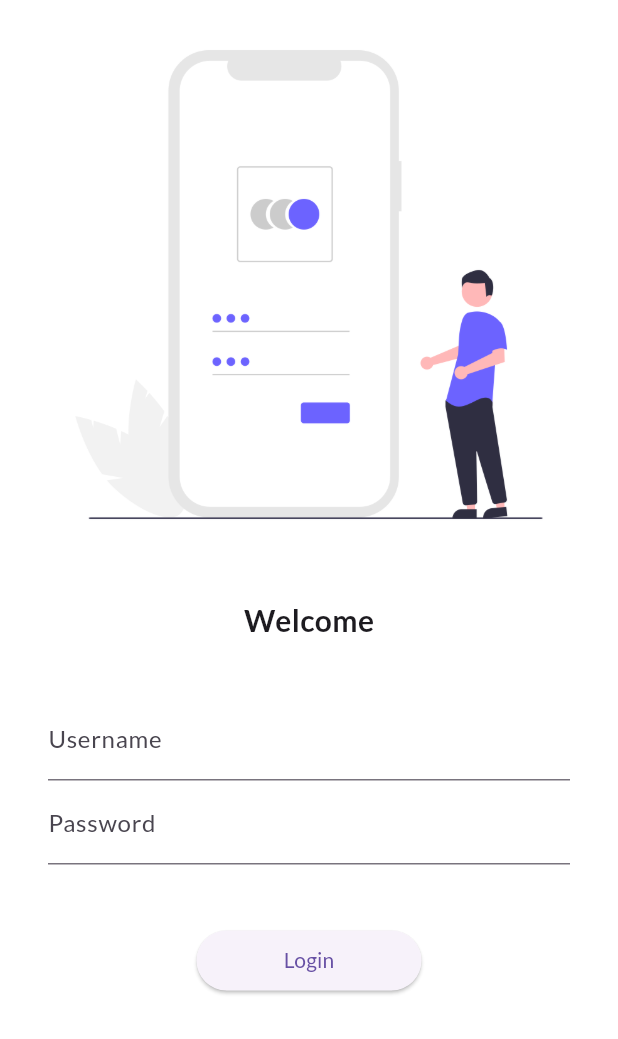
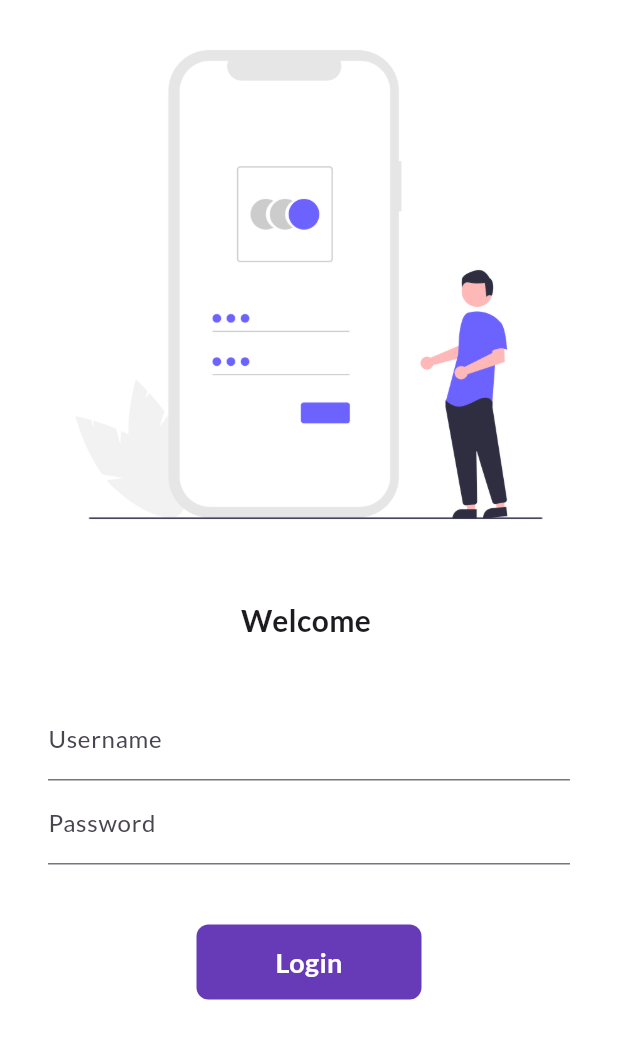
Before and after one commit to Ghufran-Ali/30DaysOfFlutter, a Flutter app: the screen it shows after launch, on a phone screen of 412 x 824 dp. Shown: the top 1039 px of the screen. Run offline on Flutter 3.47's test engine with Material 3 defaults, Android fonts, the phone set to English and light mode, and no system bars; our stand-ins replace google_fonts.

Commit message:
Day6 completed

```diff
--- a/lib/pages/login_page.dart
+++ b/lib/pages/login_page.dart
@@ -1,8 +1,16 @@
-import "package:flutter/material.dart";
-import "package:test_app/utils/routes.dart";
+import 'package:flutter/material.dart';
+import 'package:test_app/utils/routes.dart';
 
-class LoginPage extends StatelessWidget {
+class LoginPage extends StatefulWidget {
   const LoginPage({super.key});
+
+  @override
+  State<LoginPage> createState() => _LoginPageState();
+}
+
+class _LoginPageState extends State<LoginPage> {
+  String name = "";
+  bool changeButton = false;
 
   @override
   Widget build(BuildContext context) {
@@ -12,55 +20,99 @@ class LoginPage extends StatelessWidget {
         child: Column(
           children: [
             Image.asset(
-              "assets/images/login_image.png",
+              'assets/images/login_image.png',
               fit: BoxFit.cover,
             ),
             const SizedBox(
               height: 20.0,
             ),
-            const Text("Welcome",
-                style: TextStyle(
+            Text(
+              'Welcome $name',
+              style: const TextStyle(
                 fontSize: 20,
                 fontWeight: FontWeight.bold,
-                )),
+              ),
+            ),
             const SizedBox(
               height: 20.0,
             ),
             Padding(
-                padding:
-                    const EdgeInsets.symmetric(vertical: 16, horizontal: 32),
+              padding: const EdgeInsets.symmetric(vertical: 16, horizontal: 32),
               child: Column(
                 children: [
                   TextFormField(
                     decoration: const InputDecoration(
-                        hintText: "Enter username",
-                        labelText: "Username",
+                      hintText: 'Enter username',
+                      labelText: 'Username',
                     ),
+                    onChanged: (value) {
+                      setState(() {
+                        name = value;
+                      });
+                    },
                   ),
                   TextFormField(
                     obscureText: true,
                     decoration: const InputDecoration(
-                        hintText: "Enter password",
-                        labelText: "Password",
+                      hintText: 'Enter password',
+                      labelText: 'Password',
                     ),
                   ),
                   const SizedBox(
                     height: 40.0,
                   ),
-                    ElevatedButton(
-                      //style: TextButton.styleFrom(),
-                      onPressed: () {
+
+                  InkWell(
+                    onTap: () async {
+                      setState(() {
+                        changeButton = true;
+                      });
+                      await Future.delayed(Duration(seconds: 1));
                       Navigator.pushNamed(context, MyRoutes.homeRoute);
-                        //print("Hi Sparlay");
                     },
-                      style: TextButton.styleFrom(
-                          minimumSize: const Size(150, 40)),
+                    child: AnimatedContainer(
+                        duration: const Duration(seconds: 1),
+                        width: changeButton ? 60 : 150,
+                        height: 50,
+                        alignment: Alignment.center,
+                        decoration: BoxDecoration(
+                            color: Colors.deepPurple,
+                            // shape: changeButton
+                            //     ? BoxShape.circle
+                            //     : BoxShape.rectangle),
+                            borderRadius:
+                                BorderRadius.circular(changeButton ? 50 : 8)),
+                        child: changeButton
+                            ? const Icon(
+                                Icons.done,
+                                color: Colors.white,
+                              )
+                            : const Text(
+                                "Login",
+                                style: TextStyle(
+                                    color: Colors.white,
+                                    fontWeight: FontWeight.bold,
+                                    fontSize: 18),
+                              )),
+                  )
 
-                      child: const Text("Login"),
+                  // ElevatedButton(
+                  //   //style: TextButton.styleFrom(),
+                  //   onPressed: () {
+                  //     Navigator.pushNamed(context, MyRoutes.homeRoute);
+                  //     //print("Hi Sparlay");
+                  //   },
+                  //   style: TextButton.styleFrom(
+                  //     minimumSize: const Size(150, 40),
+                  //   ),
+                  //   child: const Text('Login'),
+                  // ),
+                ],
+              ),
             )
           ],
-                ))
-          ],
-        )));
+        ),
+      ),
+    );
   }
 }
```
Lines whose indentation alone changed are shown as unchanged.
